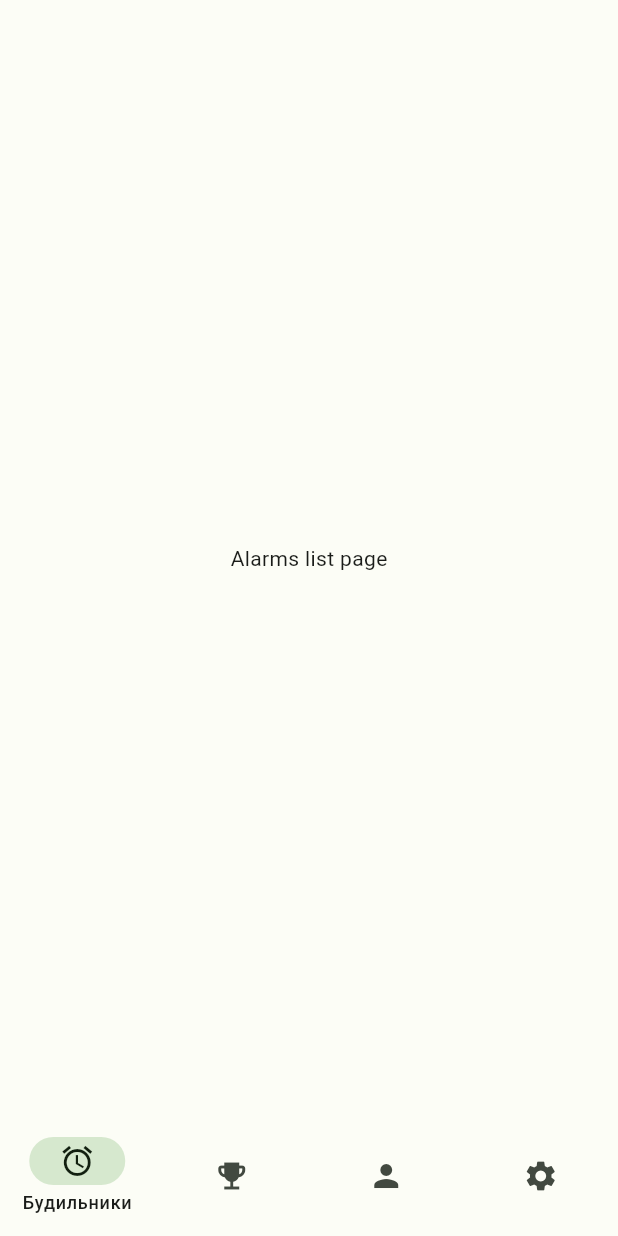
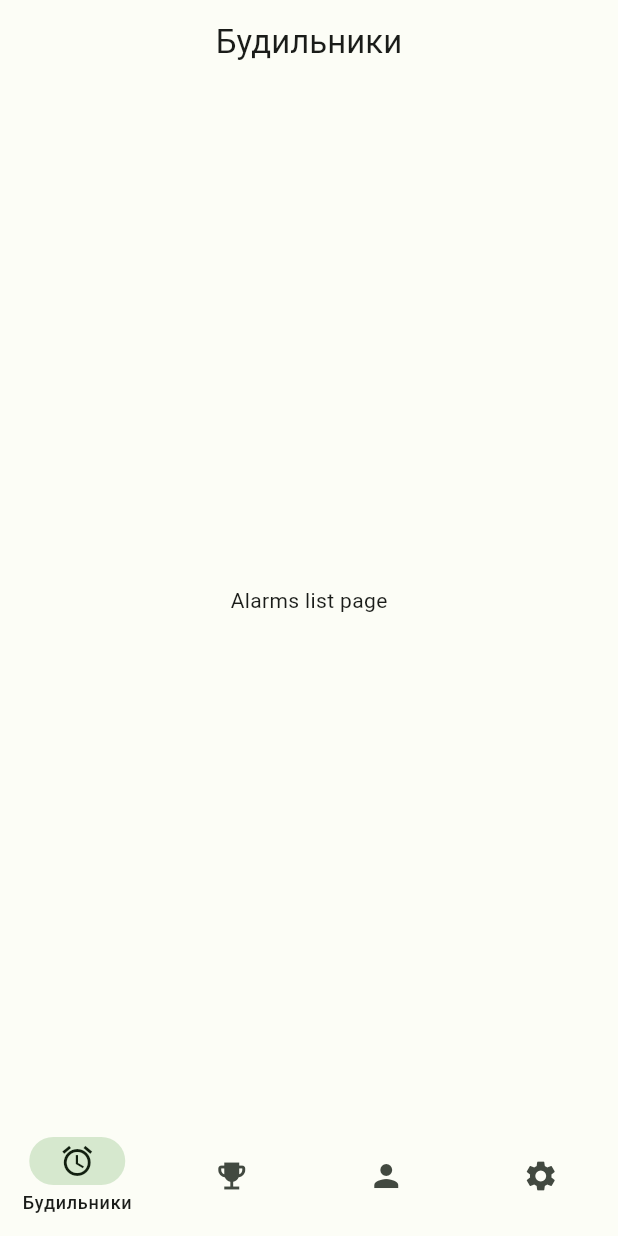
Before and after one commit to Gribbirg/games_alarm_flutter_app, a Flutter app: the screen it shows after launch, on a phone screen of 412 x 824 dp. Run offline on Flutter 3.47's test engine with Material 3 defaults, Android fonts, the phone set to English and light mode, and no system bars; our stand-ins replace auto_route.

Commit message:
App bars created

```diff
--- a/lib/features/alarms_list/view/alarms_list_page.dart
+++ b/lib/features/alarms_list/view/alarms_list_page.dart
@@ -14,8 +14,11 @@ class AlarmsListPage extends StatefulWidget {
 class _AlarmsListPageState extends State<AlarmsListPage> {
   @override
   Widget build(BuildContext context) {
-    return const Scaffold(
-      body: Center(
+    return Scaffold(
+      appBar: AppBar(
+        title: const Text('Будильники'),
+      ),
+      body: const Center(
         child: Text("Alarms list page"),
       ),
     );
--- a/lib/features/home/view/home_page.dart
+++ b/lib/features/home/view/home_page.dart
@@ -32,7 +32,7 @@ class _HomePageState extends State<HomePage> {
               NavigationDestination(
                   icon: Icon(Icons.alarm), label: "Будильники"),
               NavigationDestination(
-                  icon: Icon(Icons.emoji_events), label: "Рекорды"),
+                  icon: Icon(Icons.emoji_events), label: "Результаты"),
               NavigationDestination(
                   icon: Icon(Icons.person), label: "Профиль"),
               NavigationDestination(
--- a/lib/theme/theme.dart
+++ b/lib/theme/theme.dart
@@ -5,15 +5,10 @@ part 'color_schemes.g.dart';
 ThemeData getTheme({darkMode = false}) {
   final colorTheme = darkMode ? darkColorScheme : lightColorScheme;
   return ThemeData(
-      colorScheme: colorTheme,
-      useMaterial3: true,
-      bottomNavigationBarTheme: BottomNavigationBarThemeData(
-        selectedItemColor: colorTheme.primary,
-        backgroundColor: colorTheme.primaryContainer,
-        unselectedItemColor: colorTheme.secondary,
-      ),
-    appBarTheme: AppBarTheme(
-      backgroundColor: colorTheme.surface,
+    colorScheme: colorTheme,
+    useMaterial3: true,
+    appBarTheme: const AppBarTheme(
+      centerTitle: true,
     ),
   );
 }
```
Also changed, not shown: lib/features/profile/view/profile_page.dart (+5 -2 lines), lib/features/records/view/records_page.dart (+5 -2 lines), lib/features/settings/view/settings_page.dart (+5 -2 lines).
